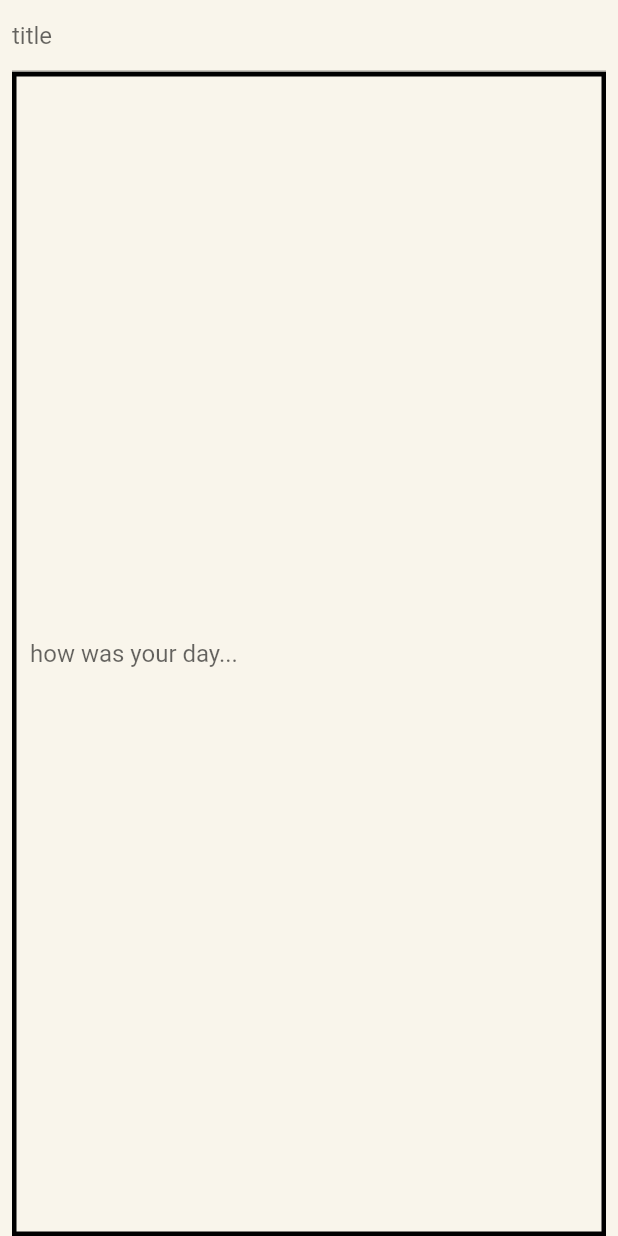
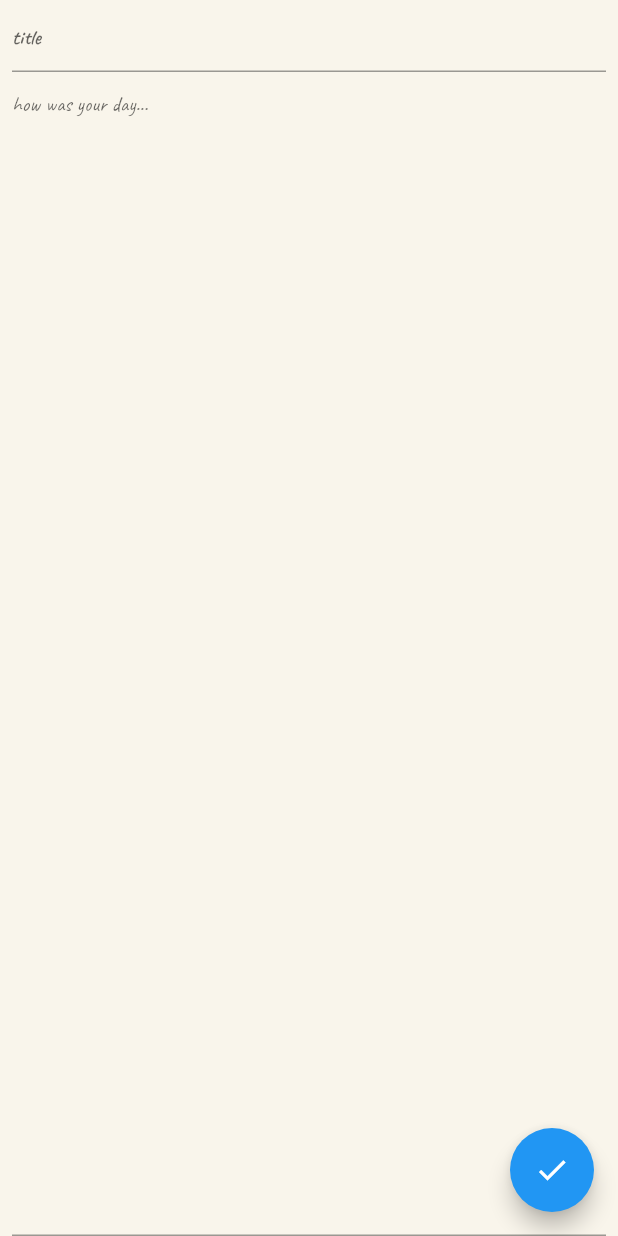
Before and after one commit to emad-fs/minimal_diary, a Flutter app: the AddDiaryPage screen opened by its route, on a phone screen of 412 x 824 dp. Run offline on Flutter 3.47's test engine with Material 2 defaults, Android fonts, the light colour scheme and no system bars; our stand-ins replace drift, get; missing offline and left inert: dart:ffi; accounts and stored records are empty; generated files the repository leaves out were written again.

Commit message:
added diary save add new font

```diff
--- a/lib/features/add_diary/presentation/add_diary_page.dart
+++ b/lib/features/add_diary/presentation/add_diary_page.dart
@@ -1,10 +1,16 @@
+import 'dart:ffi';
+
+import 'package:drift/drift.dart' as drift;
 import 'package:flutter/material.dart';
 import 'package:get/get.dart';
 import 'package:minimal_diary/core/diary/controller/diary_controller.dart';
+import 'package:minimal_diary_logic/database/model/diary/diary_model.dart';
+import 'package:theme_provider/text_styles.dart';
 import 'package:theme_provider/theme_provider.dart';
 
 class AddDiaryPage extends StatefulWidget {
   static const String routeName = '/addDiary';
+
   const AddDiaryPage({Key? key}) : super(key: key);
 
   @override
@@ -15,6 +21,7 @@ class _AddDiaryPageState extends State<AddDiaryPage> {
   late DiaryController _diaryController;
   late TextEditingController _titleController;
   late TextEditingController _textController;
+
   @override
   void initState() {
     super.initState();
@@ -32,34 +39,36 @@ class _AddDiaryPageState extends State<AddDiaryPage> {
   }
 
   Widget _buildAddDiaryPage() => SafeArea(
-    child: Padding(
-      padding: const EdgeInsets.symmetric(horizontal: ThemeProvider.margin08),
+        child: Scaffold(
+          body: Padding(
+            padding: const EdgeInsets.symmetric(
+                horizontal: ThemeProvider.margin08),
             child: Column(
               crossAxisAlignment: CrossAxisAlignment.start,
               children: <Widget>[
                 TextField(
                   controller: _titleController,
+                  style: TextStyles.body1Bold,
                   decoration: InputDecoration(
-              hintText: 'title'
+                    hintText: 'title',
                   ),
                 ),
                 Expanded(
                   child: TextField(
                     controller: _textController,
+                    style: TextStyles.body1,
                     enabled: true,
                     expands: true,
                     maxLines: null,
                     autocorrect: false,
                     decoration: InputDecoration(
-                enabledBorder: const OutlineInputBorder(
+                      /*enabledBorder: const OutlineInputBorder(
                         borderRadius: BorderRadius.zero,
                         borderSide: BorderSide(
                             color: Colors.black,
                             width: 3.0,
-                      style: BorderStyle.solid
-                  ),
-                ),
-
+                            style: BorderStyle.solid),
+                      ),*/
                       hintText: 'how was your day...',
                     ),
                   ),
@@ -67,5 +76,27 @@ class _AddDiaryPageState extends State<AddDiaryPage> {
               ],
             ),
           ),
+          floatingActionButton: FloatingActionButton(
+            onPressed: () async{
+              if(!_titleController.value.text.isEmpty && !_textController.text.isEmpty){
+                await _saveDiary();
+                print('saved');
+                Get.back();
+              }
+
+            },
+            child: Icon(Icons.done),
+          ),
+        ),
       );
+
+  Future<void> _saveDiary() async {
+    DiaryCompanion currentDiary = DiaryCompanion(
+      title: drift.Value<String>(_titleController.value.text),
+      diary: drift.Value<String>(_textController.value.text),
+      userId: drift.Value<int>(1),
+      date: drift.Value<DateTime>(DateTime.now())
+    );
+    await _diaryController.saveDiary(currentDiary);
   }
+}
--- a/lib/features/diary_list/presentation/diary_list_page.dart
+++ b/lib/features/diary_list/presentation/diary_list_page.dart
@@ -17,6 +17,7 @@ class _DiaryListPageState extends State<DiaryListPage> {
   void initState() {
     super.initState();
     _diaryController = Get.find<DiaryController>();
+    _diaryController.getDiaryList();
   }
 
   @override
@@ -40,7 +41,7 @@ class _DiaryListPageState extends State<DiaryListPage> {
           () => ListView.builder(
             itemCount: _diaryController.diaries.length,
             itemBuilder: (BuildContext context, int index) => ListTile(
-              title: Text(_diaryController.diaries[index].diary ?? ''),
+              title: Text(_diaryController.diaries[index].title ?? ''),
             ),
           ),
         );
--- a/packages/theme_provider/lib/text_styles.dart
+++ b/packages/theme_provider/lib/text_styles.dart
@@ -4,7 +4,7 @@ import 'package:flutter/material.dart';
 
 /// This include all text styles according to Deriv theme guideline
 class TextStyles {
-  static const String appFontFamily = 'IBMPlexSans';
+  static const String appFontFamily = 'Caveat';
 
   static TextStyle display1 = const TextStyle(
     fontFamily: appFontFamily,
```
Also changed, not shown: pubspec.yaml (+8 -29 lines), assets/fonts/Caveat-Bold.ttf (added), assets/fonts/Caveat-Medium.ttf (added), assets/fonts/Caveat-Regular.ttf (added), assets/fonts/Caveat-SemiBold.ttf (added). Lines whose indentation alone changed are shown as unchanged.
